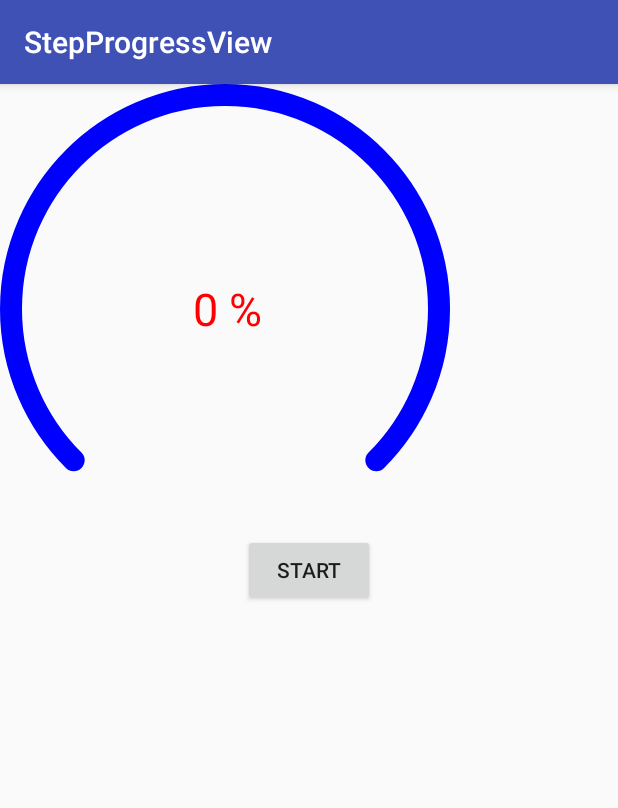
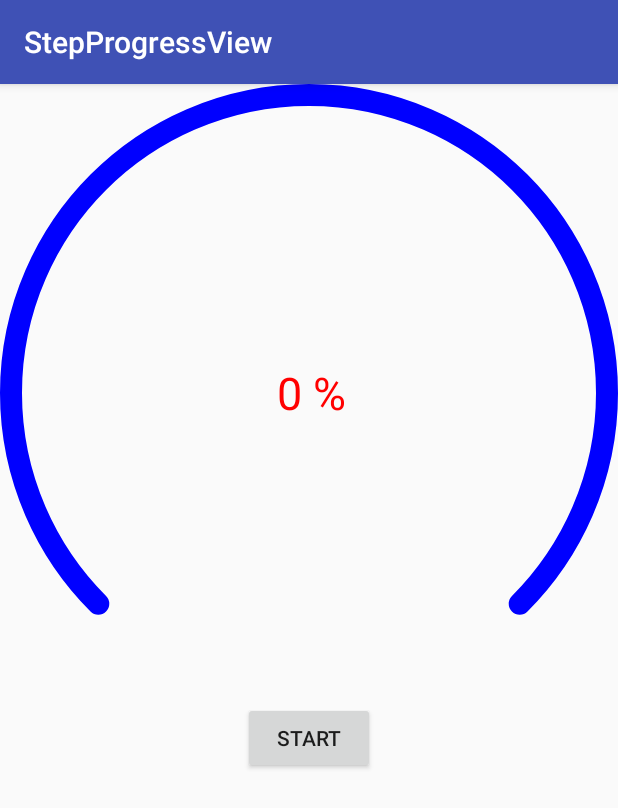
Before and after one commit to hsf0702/BlogCode, an Android app: the screen it shows after launch (MainActivity), on a phone screen of 412 x 824 dp. Shown: the top 808 px of the screen. Run offline under Robolectric (Android 15) with nearby library versions, the phone set to English and light mode, and no system bars.

Commit message:
仿QQ运动步数进度效果-约束布局的坑

```diff
--- a/stepprogressview/src/main/res/layout/activity_main.xml
+++ b/stepprogressview/src/main/res/layout/activity_main.xml
@@ -1,5 +1,5 @@
 <?xml version="1.0" encoding="utf-8"?>
-<android.support.constraint.ConstraintLayout xmlns:android="http://schemas.android.com/apk/res/android"
+<RelativeLayout xmlns:android="http://schemas.android.com/apk/res/android"
     xmlns:app="http://schemas.android.com/apk/res-auto"
     xmlns:tools="http://schemas.android.com/tools"
     android:layout_width="match_parent"
@@ -8,10 +8,9 @@
 
     <com.zsj.stepprogressview.StepProgressView
         android:id="@+id/ts_step_progress_view"
-        android:layout_width="300dp"
-        android:layout_height="300dp"
+        android:layout_width="match_parent"
+        android:layout_height="match_parent"
         app:innerProgressColor="@color/colorAccent"
-        app:layout_constraintStart_toStartOf="parent"
         app:centerTextSize="30sp"
         app:progressWidth="15dp" />
 
@@ -21,8 +20,7 @@
         android:layout_width="wrap_content"
         android:layout_height="wrap_content"
         android:text="start"
-        app:layout_constraintEnd_toEndOf="parent"
-        app:layout_constraintStart_toStartOf="parent"
-        app:layout_constraintTop_toBottomOf="@id/ts_step_progress_view" />
+        android:layout_centerHorizontal="true"
+        android:layout_below="@id/ts_step_progress_view" />
 
-</android.support.constraint.ConstraintLayout>
+</RelativeLayout>
```
